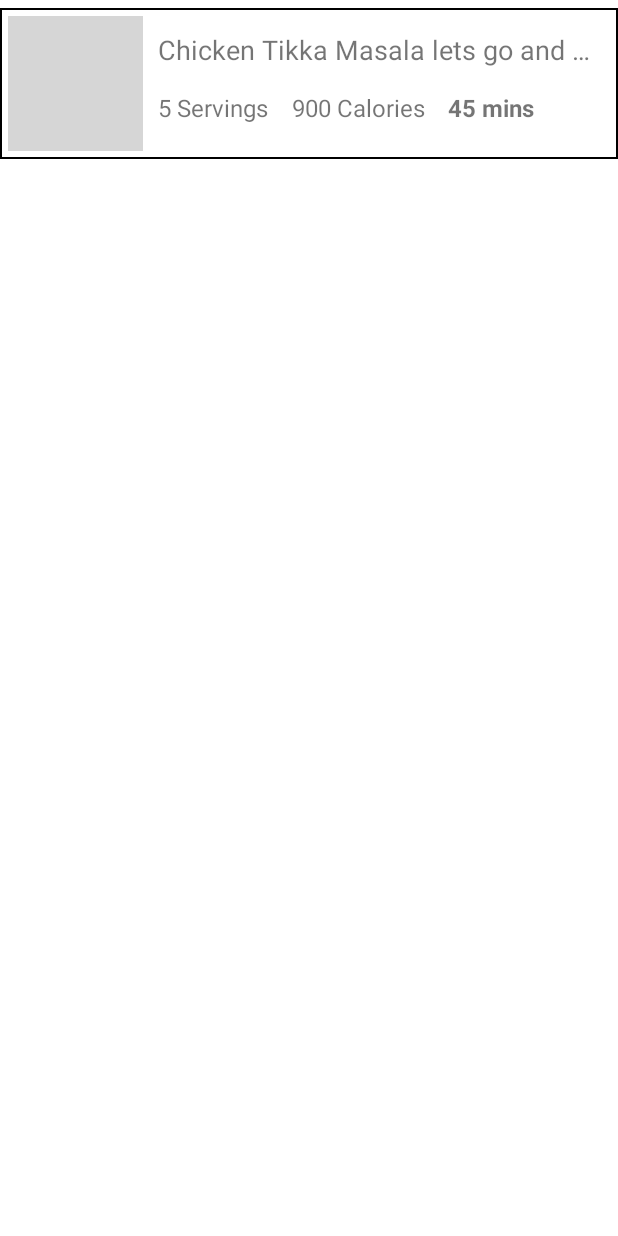
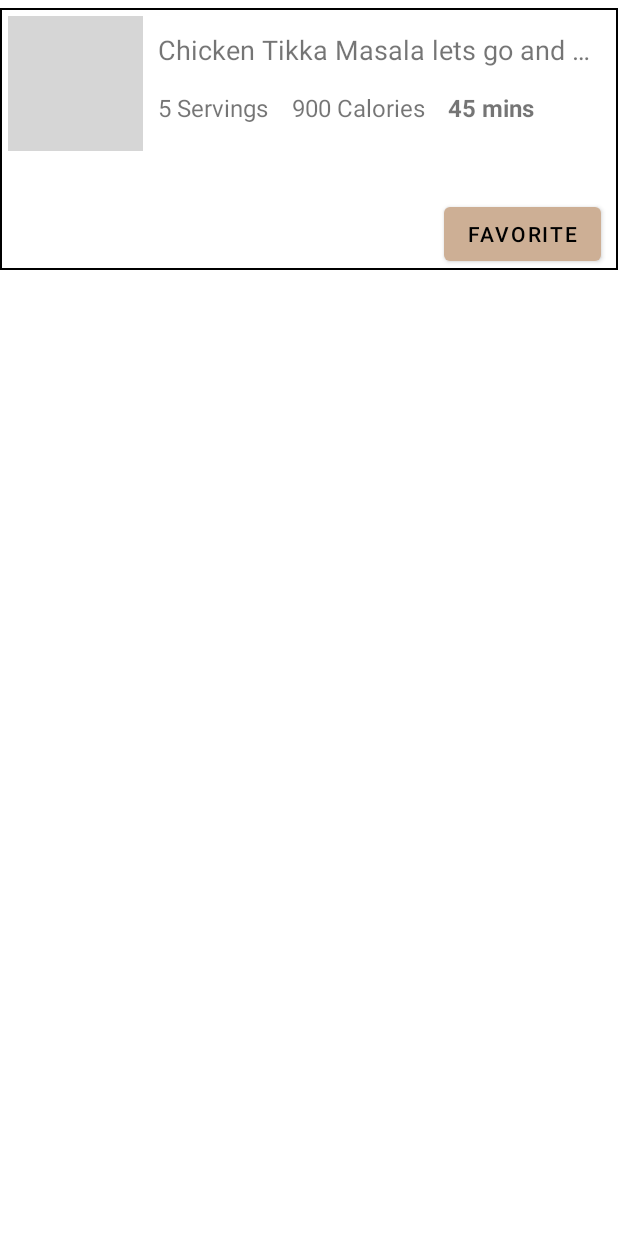
Before and after one commit to cchromak/FridgeMeal, an Android app: the layout item_recipe.xml on its own in the app's theme, with its tools: preview values and no code run, on a phone screen of 412 x 824 dp. Run offline under Robolectric (Android 15) with nearby library versions, the phone set to English and light mode, and no system bars; grey boxes are pictures that could not be loaded.

Commit message:
added a favorite button to the recipe fragment. Just need to add a default jsonarray to users.

```diff
--- a/FridgeMeal/app/src/main/res/layout/item_recipe.xml
+++ b/FridgeMeal/app/src/main/res/layout/item_recipe.xml
@@ -3,11 +3,11 @@
     xmlns:app="http://schemas.android.com/apk/res-auto"
     xmlns:tools="http://schemas.android.com/tools"
     android:id="@+id/containerRecipe"
-    android:layout_width="match_parent"
+    android:layout_width="wrap_content"
     android:layout_height="wrap_content"
-    android:background="@drawable/rectangle"
+    android:layout_marginTop="5dp"
     android:layout_marginBottom="5dp"
-    android:layout_marginTop="5dp">
+    android:background="@drawable/rectangle">
 
     <ImageView
         android:id="@+id/ivRecipeImage"
@@ -19,23 +19,8 @@
         android:layout_marginTop="5dp"
         android:layout_marginBottom="5dp"
         android:background="@drawable/circle"
-        tools:srcCompat="@tools:sample/avatars"
-        android:outlineProvider="background"/>
-
-    <TextView
-        android:id="@+id/tvRecipeName"
-        android:layout_width="fill_parent"
-        android:layout_height="wrap_content"
-        android:layout_alignParentTop="true"
-        android:layout_alignParentEnd="true"
-        android:layout_marginStart="10dp"
-        android:layout_marginTop="15dp"
-        android:layout_marginEnd="10dp"
-        android:layout_toEndOf="@+id/ivRecipeImage"
-        android:text="Chicken Tikka Masala lets go and giet it etrjl aok"
-        android:maxLines="1"
-        android:ellipsize="end"
-        android:textSize="18sp" />
+        android:outlineProvider="background"
+        tools:srcCompat="@tools:sample/avatars" />
 
     <TextView
         android:id="@+id/tvCookingTime"
@@ -47,9 +32,9 @@
         android:layout_marginTop="15dp"
         android:layout_marginEnd="10dp"
         android:layout_toEndOf="@+id/tvCalories"
+        android:ellipsize="end"
+        android:maxLines="1"
         android:text="45 mins"
-        android:maxLines="1"
-        android:ellipsize="end"
         android:textSize="16sp"
         android:textStyle="bold" />
 
@@ -75,4 +60,29 @@
         android:text="900 Calories"
         android:textSize="16sp" />
 
+    <TextView
+        android:id="@+id/tvRecipeName"
+        android:layout_width="fill_parent"
+        android:layout_height="wrap_content"
+        android:layout_alignParentTop="true"
+        android:layout_alignParentEnd="true"
+        android:layout_marginStart="10dp"
+        android:layout_marginTop="15dp"
+        android:layout_marginEnd="10dp"
+        android:layout_toEndOf="@+id/ivRecipeImage"
+        android:ellipsize="end"
+        android:maxLines="1"
+        android:text="Chicken Tikka Masala lets go and giet it etrjl aok"
+        android:textSize="18sp" />
+
+    <Button
+        android:id="@+id/btnAddToFavorite"
+        android:layout_width="wrap_content"
+        android:layout_height="wrap_content"
+        android:layout_below="@+id/tvCalories"
+        android:layout_alignParentEnd="true"
+        android:layout_marginTop="49dp"
+        android:layout_marginEnd="11dp"
+        android:text="@string/favoritebutton" />
+
 </RelativeLayout>
--- /dev/null
+++ b/FridgeMeal/app/src/main/res/layout/user_recipe.xml
@@ -0,0 +1,6 @@
+<?xml version="1.0" encoding="utf-8"?>
+<androidx.constraintlayout.widget.ConstraintLayout
+    xmlns:android="http://schemas.android.com/apk/res/android" android:layout_width="match_parent"
+    android:layout_height="match_parent">
+
+</androidx.constraintlayout.widget.ConstraintLayout>
--- a/FridgeMeal/app/src/main/res/values/strings.xml
+++ b/FridgeMeal/app/src/main/res/values/strings.xml
@@ -4,4 +4,5 @@
     <string name="signupbutton">Sign Up</string>
     <!-- TODO: Remove or change this placeholder text -->
     <string name="hello_blank_fragment">Hello blank fragment</string>
+    <string name="favoritebutton">Favorite</string>
 </resources>
```
Also changed, not shown: FridgeMeal/app/src/main/java/edu/qc/seclass/fridgemeal/adapters/FeedAdapter.java (+45 -0 lines), FridgeMeal/app/src/main/java/edu/qc/seclass/fridgemeal/adapters/RecipeAdapter.java (+8 -0 lines), FridgeMeal/app/src/main/java/edu/qc/seclass/fridgemeal/fragments/RecipesFragment.java (+40 -14 lines), FridgeMeal/app/src/main/java/edu/qc/seclass/fridgemeal/models/User.java (+7 -2 lines).
